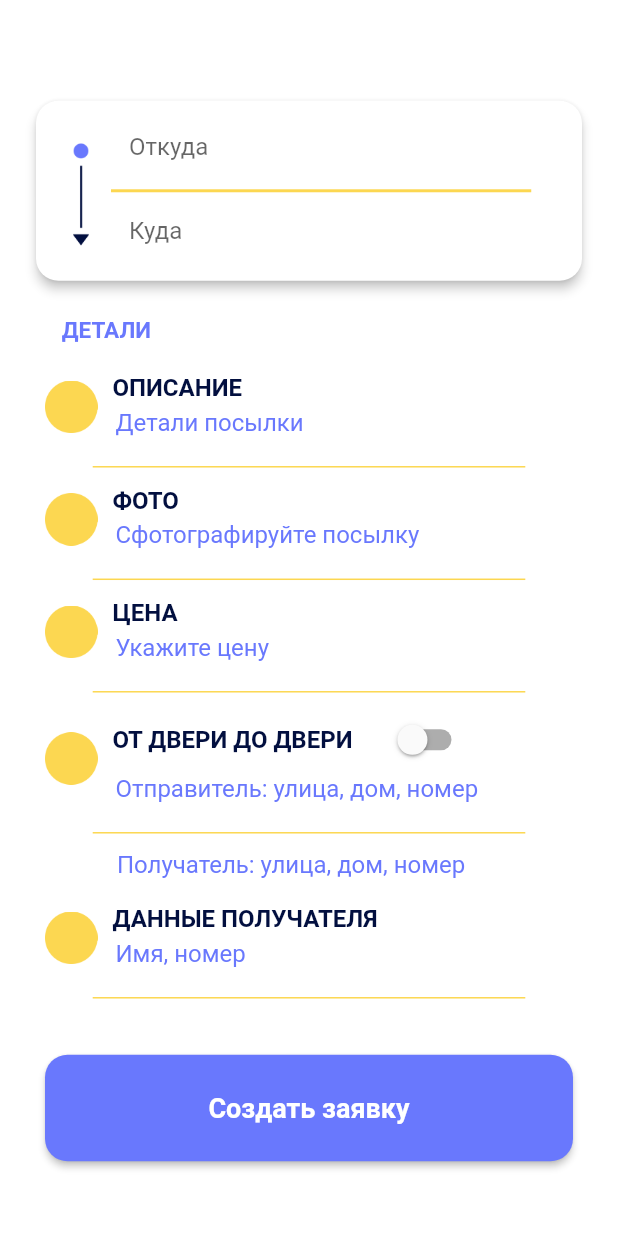
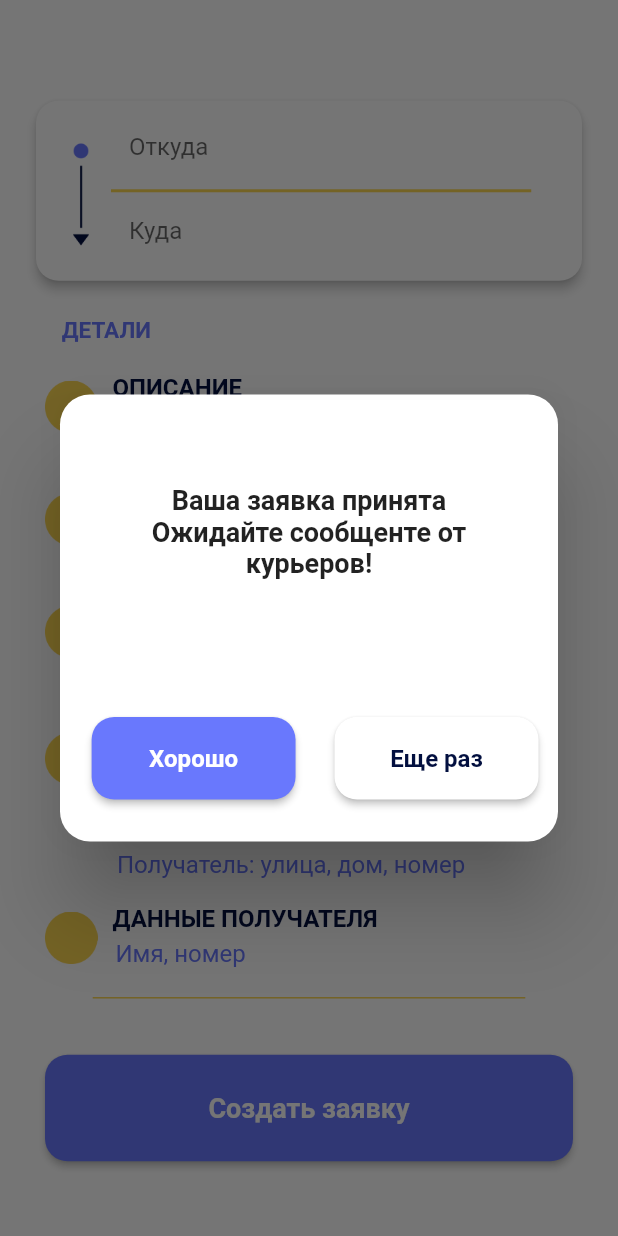
Before and after one commit to IamTheGreatThanos/HizmaProject, a Flutter app: the CreateSendingOrderPage screen opened directly, scrolled down 301 dp, after a tap on "Создать заявку", on a phone screen of 412 x 824 dp. Run offline on Flutter 3.47's test engine with Material 2 defaults, Android fonts, the phone set to English and light mode, and no system bars; our stand-ins replace pin_code_fields.

Commit message:
Added modal view.

```diff
--- a/lib/views/orders/create_sending_order_page.dart
+++ b/lib/views/orders/create_sending_order_page.dart
@@ -13,10 +13,14 @@ class CreateSendingOrderPage extends StatefulWidget {
 class _CreateSendingOrderPageState extends State<CreateSendingOrderPage> {
   final TextEditingController _fromController = TextEditingController();
   final TextEditingController _whereController = TextEditingController();
-  final TextEditingController _dateFromController = TextEditingController();
-  final TextEditingController _dateWhereController = TextEditingController();
-  final TextEditingController _weightController = TextEditingController();
-  final TextEditingController _kindController = TextEditingController();
+  final TextEditingController _descriptionController = TextEditingController();
+  final TextEditingController _imageController = TextEditingController();
+  final TextEditingController _priceController = TextEditingController();
+  final TextEditingController _senderAddressController =
+      TextEditingController();
+  final TextEditingController _receiverAddressController =
+      TextEditingController();
+  final TextEditingController _receiverInfoController = TextEditingController();
 
   bool isDoorToDoor = false;
 
@@ -203,7 +207,7 @@ class _CreateSendingOrderPageState extends State<CreateSendingOrderPage> {
                                   filled: true,
                                   border: InputBorder.none,
                                 ),
-                                controller: _dateFromController),
+                                controller: _descriptionController),
                           ),
                         ],
                       ),
@@ -256,7 +260,7 @@ class _CreateSendingOrderPageState extends State<CreateSendingOrderPage> {
                                   filled: true,
                                   border: InputBorder.none,
                                 ),
-                                controller: _dateFromController),
+                                controller: _imageController),
                           ),
                         ],
                       ),
@@ -309,8 +313,7 @@ class _CreateSendingOrderPageState extends State<CreateSendingOrderPage> {
                                     filled: true,
                                     border: InputBorder.none,
                                   ),
-                                controller: _dateFromController),
-                          ),
+                                  controller: _priceController)),
                         ],
                       ),
                     ],
@@ -378,7 +381,7 @@ class _CreateSendingOrderPageState extends State<CreateSendingOrderPage> {
                                   filled: true,
                                   border: InputBorder.none,
                                 ),
-                                controller: _dateFromController),
+                                controller: _senderAddressController),
                           ),
                         ],
                       ),
@@ -406,7 +409,7 @@ class _CreateSendingOrderPageState extends State<CreateSendingOrderPage> {
                             filled: true,
                             border: InputBorder.none,
                           ),
-                          controller: _dateFromController),
+                          controller: _receiverAddressController),
                     ),
                   ),
                   Row(
@@ -449,7 +452,7 @@ class _CreateSendingOrderPageState extends State<CreateSendingOrderPage> {
                                   filled: true,
                                   border: InputBorder.none,
                                 ),
-                                controller: _dateFromController),
+                                controller: _receiverInfoController),
                           ),
                         ],
                       ),
@@ -465,7 +468,93 @@ class _CreateSendingOrderPageState extends State<CreateSendingOrderPage> {
                   Padding(
                     padding: const EdgeInsets.all(30),
                     child: ElevatedButton(
-                        onPressed: () {},
+                        onPressed: () {
+                          showDialog(
+                              context: context,
+                              builder: (BuildContext context) {
+                                return AlertDialog(
+                                  shape: const RoundedRectangleBorder(
+                                      borderRadius: BorderRadius.all(
+                                          Radius.circular(20))),
+                                  content: const Padding(
+                                    padding: EdgeInsets.symmetric(
+                                        horizontal: 20, vertical: 40),
+                                    child: Text(
+                                        "Ваша заявка принята Ожидайте сообщенте от курьеров!",
+                                        textAlign: TextAlign.center,
+                                        style: TextStyle(
+                                            fontSize: 18,
+                                            fontWeight: FontWeight.bold)),
+                                  ),
+                                  actions: [
+                                    Padding(
+                                      padding: const EdgeInsets.symmetric(
+                                          horizontal: 5, vertical: 20),
+                                      child: SizedBox(
+                                        width:
+                                            MediaQuery.of(context).size.width *
+                                                0.33,
+                                        child: ElevatedButton(
+                                          onPressed: () {
+                                            Navigator.of(context).pop();
+                                          },
+                                          child: const Padding(
+                                            padding: EdgeInsets.all(5),
+                                            child: Text(
+                                              'Хорошо',
+                                              style: TextStyle(
+                                                  fontSize: 16,
+                                                  fontWeight: FontWeight.bold),
+                                            ),
+                                          ),
+                                          style: ElevatedButton.styleFrom(
+                                              primary: AppColors.mainColor,
+                                              minimumSize:
+                                                  const Size.fromHeight(55),
+                                              shape: RoundedRectangleBorder(
+                                                  borderRadius:
+                                                      BorderRadius.circular(
+                                                          15))),
+                                        ),
+                                      ),
+                                    ),
+                                    const Spacer(),
+                                    Padding(
+                                      padding: const EdgeInsets.symmetric(
+                                          horizontal: 5, vertical: 20),
+                                      child: SizedBox(
+                                        width:
+                                            MediaQuery.of(context).size.width *
+                                                0.33,
+                                        child: ElevatedButton(
+                                          onPressed: () {
+                                            Navigator.of(context).pop();
+                                          },
+                                          child: const Padding(
+                                            padding: EdgeInsets.all(5),
+                                            child: Text(
+                                              'Еще раз',
+                                              style: TextStyle(
+                                                  color: AppColors.blackColor,
+                                                  fontSize: 16,
+                                                  fontWeight: FontWeight.bold),
+                                            ),
+                                          ),
+                                          style: ElevatedButton.styleFrom(
+                                              primary: Colors.white,
+                                              minimumSize:
+                                                  const Size.fromHeight(55),
+                                              shape: RoundedRectangleBorder(
+                                                  borderRadius:
+                                                      BorderRadius.circular(
+                                                          15))),
+                                        ),
+                                      ),
+                                    )
+                                  ],
+                                );
+                              });
+                        },
                         child: const Padding(
                           padding: EdgeInsets.all(25),
                           child: Text(
```
Lines whose indentation alone changed are shown as unchanged.
